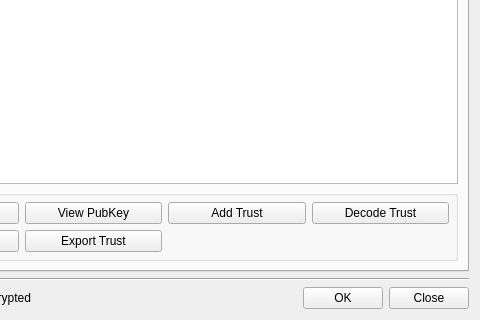
This is BerEditor/cert_man_dlg.ui in jykim74/BerEditor as Qt 5 draws it before an edit; both pictures show x 150 to 630 and y 303 to 623 of the 630 by 623 pixel window. The edited form follows.
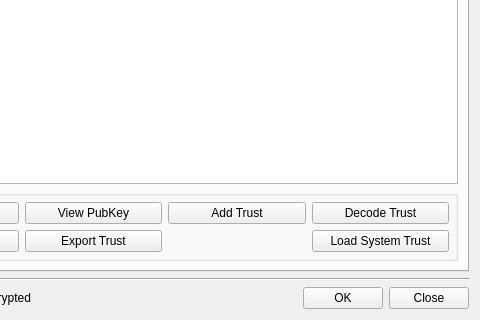
This is the edited form. The open tabs and pages were chosen to show the change. Icons and pictures are not drawn.

Commit message: CertMan 에서 System Trust 불러오기 작업 중

Diff of the .ui file:
```diff
--- a/BerEditor/cert_man_dlg.ui
+++ b/BerEditor/cert_man_dlg.ui
@@ -1117,6 +1117,13 @@
               </property>
              </widget>
             </item>
+            <item row="1" column="3">
+             <widget class="QPushButton" name="mLoadSystemTrustBtn">
+              <property name="text">
+               <string>Load System Trust</string>
+              </property>
+             </widget>
+            </item>
            </layout>
           </item>
          </layout>
```
Left out of the diff: 2 changed lines with no effect on the pictures. The commit also changes 4 other files.
